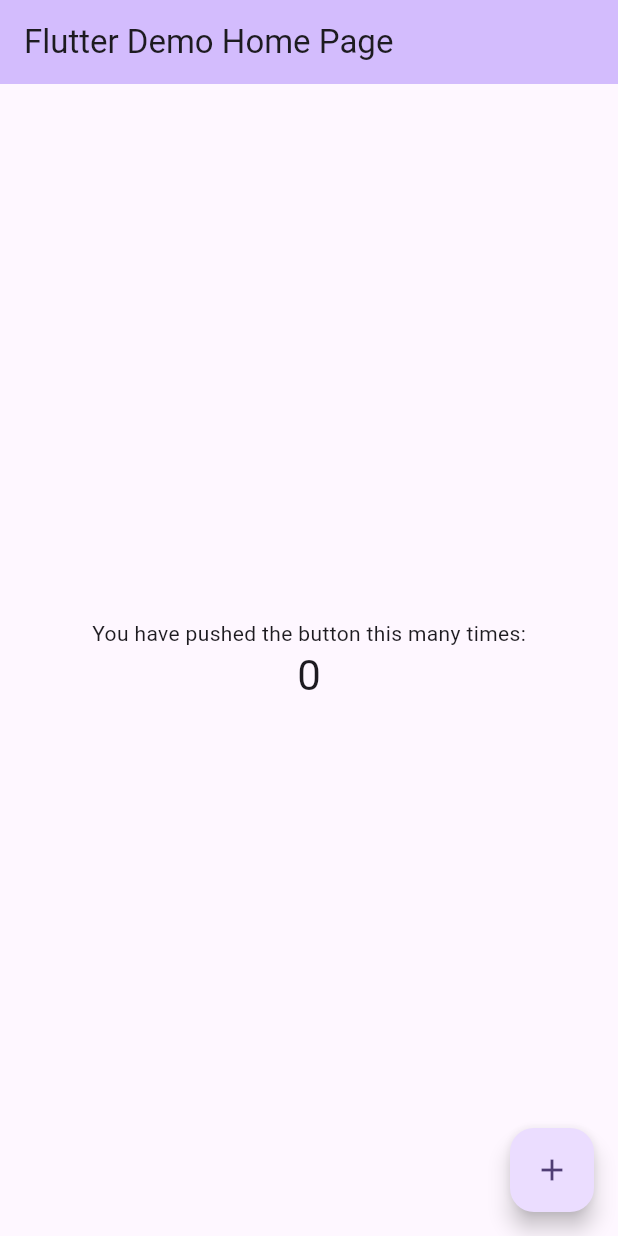
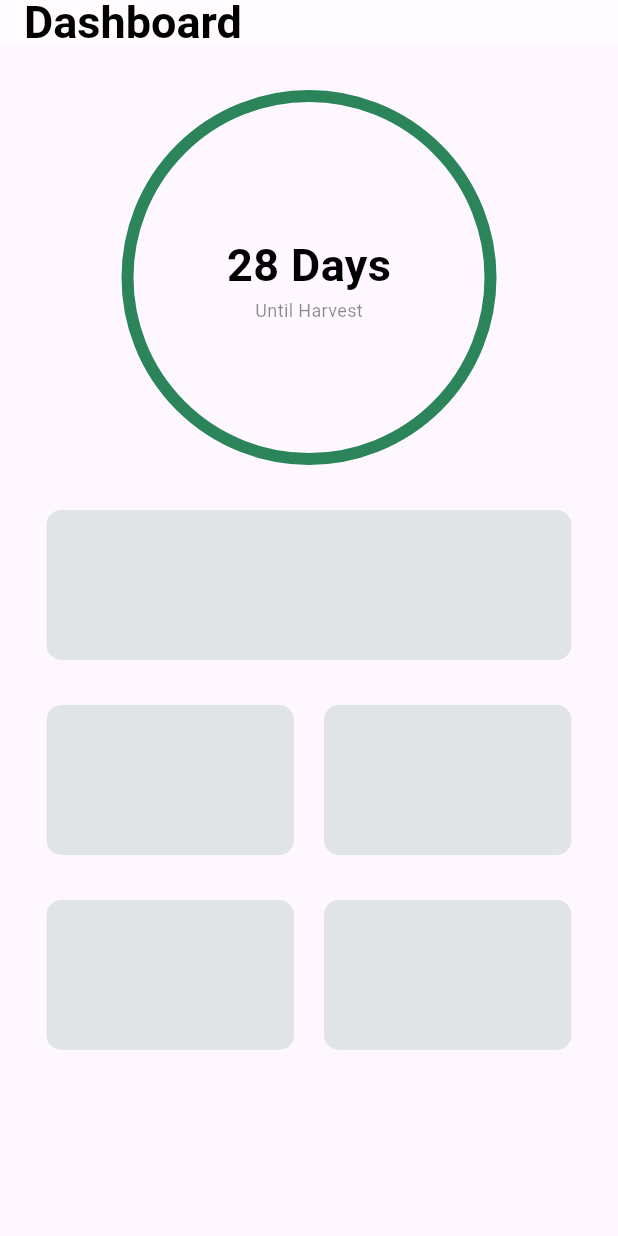
Before and after one commit to aidilaqif/growhub, a Flutter app: the screen it shows after launch, on a phone screen of 412 x 824 dp. Run offline on Flutter 3.47's test engine with Material 3 defaults, Android fonts, the light colour scheme and no system bars.

Commit message:
dashboard layout created
- 50% ui done
- navigation bar otw

```diff
--- /dev/null
+++ b/lib/home_page.dart
@@ -0,0 +1,135 @@
+import 'package:flutter/material.dart';
+import 'package:flutter/widgets.dart';
+
+class HomePage extends StatelessWidget {
+  const HomePage({super.key});
+
+  @override
+  Widget build(BuildContext context) {
+    return Scaffold(
+      appBar: AppBar(
+        toolbarHeight: 30,
+        backgroundColor: Colors.white54,
+        title: const Text(
+          "Dashboard",
+          style: TextStyle(
+            fontSize: 30,
+            color: Colors.black,
+            fontWeight: FontWeight.bold
+          ),
+        ),
+      ),
+      body: SingleChildScrollView(
+        child: Column(
+          children: [
+            const SizedBox(
+              height: 30,
+            ),
+            //DaysToHarvest
+            Center(
+              child: Container(
+                height: 250,
+                width: 250,
+                decoration: BoxDecoration(
+                  border: Border.all(
+                    color: const Color(0XFF2C855A),
+                    width: 8,
+                    ),
+                  shape: BoxShape.circle,
+                ),
+                child:const Column(
+                  mainAxisAlignment: MainAxisAlignment.center,
+                  children: [
+                    Text(
+                      "28 Days",
+                      style: TextStyle(
+                        fontSize: 30,
+                        color: Colors.black,
+                        fontWeight: FontWeight.bold
+                      ),
+                    ),
+                    Text(
+                      "Until Harvest",
+                      style: TextStyle(
+                        fontSize: 12,
+                        color: Colors.black45
+                      )
+                      )
+                  ],
+                )
+              ),
+            ),
+            const SizedBox(
+              height: 30,
+            ),
+            //Status
+            Container(
+              height: 100,
+              width: 350,
+              decoration: const BoxDecoration(
+                color: Color(0XFFE0E4E5),
+                borderRadius: BorderRadius.all(Radius.circular(10))
+              ),
+            ),
+            const SizedBox(
+              height: 30,
+            ),
+            //Humidity and PH
+            Row(
+              mainAxisAlignment: MainAxisAlignment.center,
+              children: [
+                Container(
+                  height: 100,
+                  width: 165,
+                  decoration: const BoxDecoration(
+                    color: Color(0XFFE0E4E5),
+                    borderRadius: BorderRadius.all(Radius.circular(10))
+                  ),
+                ),
+                const SizedBox(
+                  width: 20,
+                ),
+                Container(
+                  height: 100,
+                  width: 165,
+                  decoration: const BoxDecoration(
+                    color: Color(0XFFE0E4E5),
+                    borderRadius: BorderRadius.all(Radius.circular(10))
+                  ),
+                )
+              ],
+            ),
+            const SizedBox(
+              height: 30,
+            ),
+            //Weather and Air Moisture
+            Row(
+              mainAxisAlignment: MainAxisAlignment.center,
+              children: [
+                Container(
+                  height: 100,
+                  width: 165,
+                  decoration: const BoxDecoration(
+                    color: Color(0XFFE0E4E5),
+                    borderRadius: BorderRadius.all(Radius.circular(10))
+                  ),
+                ),
+                const SizedBox(
+                  width: 20,
+                ),
+                Container(
+                  height: 100,
+                  width: 165,
+                  decoration: const BoxDecoration(
+                    color: Color(0XFFE0E4E5),
+                    borderRadius: BorderRadius.all(Radius.circular(10))
+                  ),
+                )
+              ],
+            )
+          ],
+        ),
+      ),
+    );
+  }
+}
--- a/lib/main.dart
+++ b/lib/main.dart
@@ -1,4 +1,5 @@
 import 'package:flutter/material.dart';
+import 'package:growhub/home_page.dart';
 
 void main() {
   runApp(const MyApp());
@@ -11,115 +12,13 @@
   @override
   Widget build(BuildContext context) {
     return MaterialApp(
+      debugShowCheckedModeBanner: false,
       title: 'Flutter Demo',
       theme: ThemeData(
-        // This is the theme of your application.
-        //
-        // TRY THIS: Try running your application with "flutter run". You'll see
-        // the application has a purple toolbar. Then, without quitting the app,
-        // try changing the seedColor in the colorScheme below to Colors.green
-        // and then invoke "hot reload" (save your changes or press the "hot
-        // reload" button in a Flutter-supported IDE, or press "r" if you used
-        // the command line to start the app).
-        //
-        // Notice that the counter didn't reset back to zero; the application
-        // state is not lost during the reload. To reset the state, use hot
-        // restart instead.
-        //
-        // This works for code too, not just values: Most code changes can be
-        // tested with just a hot reload.
         colorScheme: ColorScheme.fromSeed(seedColor: Colors.deepPurple),
         useMaterial3: true,
       ),
-      home: const MyHomePage(title: 'Flutter Demo Home Page'),
+      home: HomePage(),
     );
   }
 }
-
-class MyHomePage extends StatefulWidget {
-  const MyHomePage({super.key, required this.title});
-
-  // This widget is the home page of your application. It is stateful, meaning
-  // that it has a State object (defined below) that contains fields that affect
-  // how it looks.
-
-  // This class is the configuration for the state. It holds the values (in this
-  // case the title) provided by the parent (in this case the App widget) and
-  // used by the build method of the State. Fields in a Widget subclass are
-  // always marked "final".
-
-  final String title;
-
-  @override
-  State<MyHomePage> createState() => _MyHomePageState();
-}
-
-class _MyHomePageState extends State<MyHomePage> {
-  int _counter = 0;
-
-  void _incrementCounter() {
-    setState(() {
-      // This call to setState tells the Flutter framework that something has
-      // changed in this State, which causes it to rerun the build method below
-      // so that the display can reflect the updated values. If we changed
-      // _counter without calling setState(), then the build method would not be
-      // called again, and so nothing would appear to happen.
-      _counter++;
-    });
-  }
-
-  @override
-  Widget build(BuildContext context) {
-    // This method is rerun every time setState is called, for instance as done
-    // by the _incrementCounter method above.
-    //
-    // The Flutter framework has been optimized to make rerunning build methods
-    // fast, so that you can just rebuild anything that needs updating rather
-    // than having to individually change instances of widgets.
-    return Scaffold(
-      appBar: AppBar(
-        // TRY THIS: Try changing the color here to a specific color (to
-        // Colors.amber, perhaps?) and trigger a hot reload to see the AppBar
-        // change color while the other colors stay the same.
-        backgroundColor: Theme.of(context).colorScheme.inversePrimary,
-        // Here we take the value from the MyHomePage object that was created by
-        // the App.build method, and use it to set our appbar title.
-        title: Text(widget.title),
-      ),
-      body: Center(
-        // Center is a layout widget. It takes a single child and positions it
-        // in the middle of the parent.
-        child: Column(
-          // Column is also a layout widget. It takes a list of children and
-          // arranges them vertically. By default, it sizes itself to fit its
-          // children horizontally, and tries to be as tall as its parent.
-          //
-          // Column has various properties to control how it sizes itself and
-          // how it positions its children. Here we use mainAxisAlignment to
-          // center the children vertically; the main axis here is the vertical
-          // axis because Columns are vertical (the cross axis would be
-          // horizontal).
-          //
-          // TRY THIS: Invoke "debug painting" (choose the "Toggle Debug Paint"
-          // action in the IDE, or press "p" in the console), to see the
-          // wireframe for each widget.
-          mainAxisAlignment: MainAxisAlignment.center,
-          children: <Widget>[
-            const Text(
-              'You have pushed the button this many times:',
-            ),
-            Text(
-              '$_counter',
-              style: Theme.of(context).textTheme.headlineMedium,
-            ),
-          ],
-        ),
-      ),
-      floatingActionButton: FloatingActionButton(
-        onPressed: _incrementCounter,
-        tooltip: 'Increment',
-        child: const Icon(Icons.add),
-      ), // This trailing comma makes auto-formatting nicer for build methods.
-    );
-  }
-}
```
